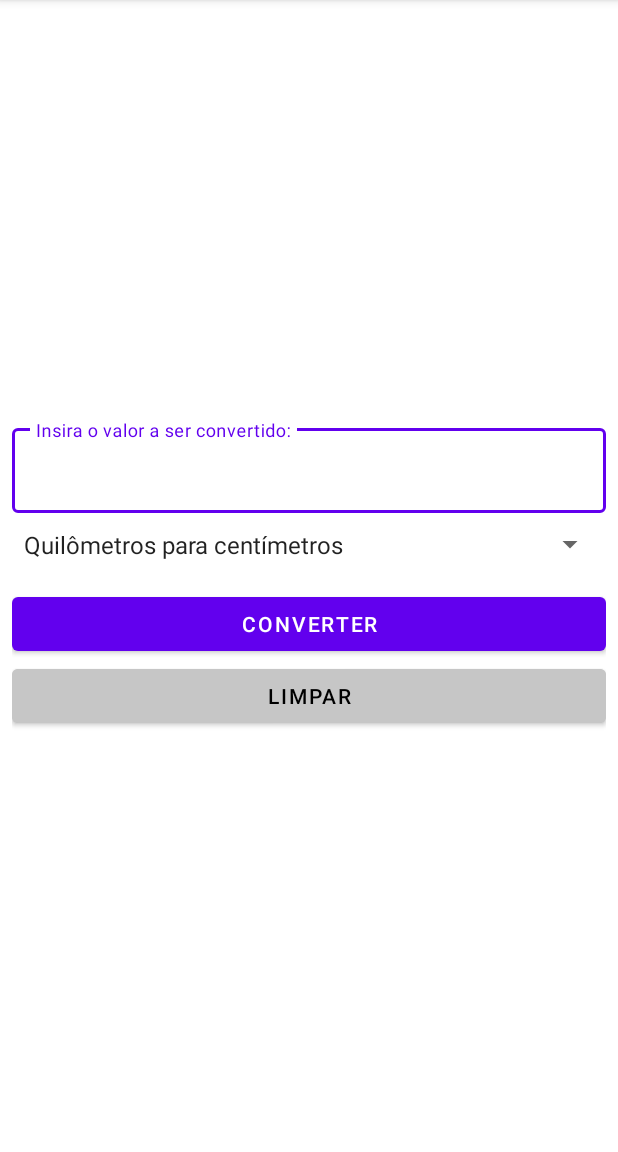
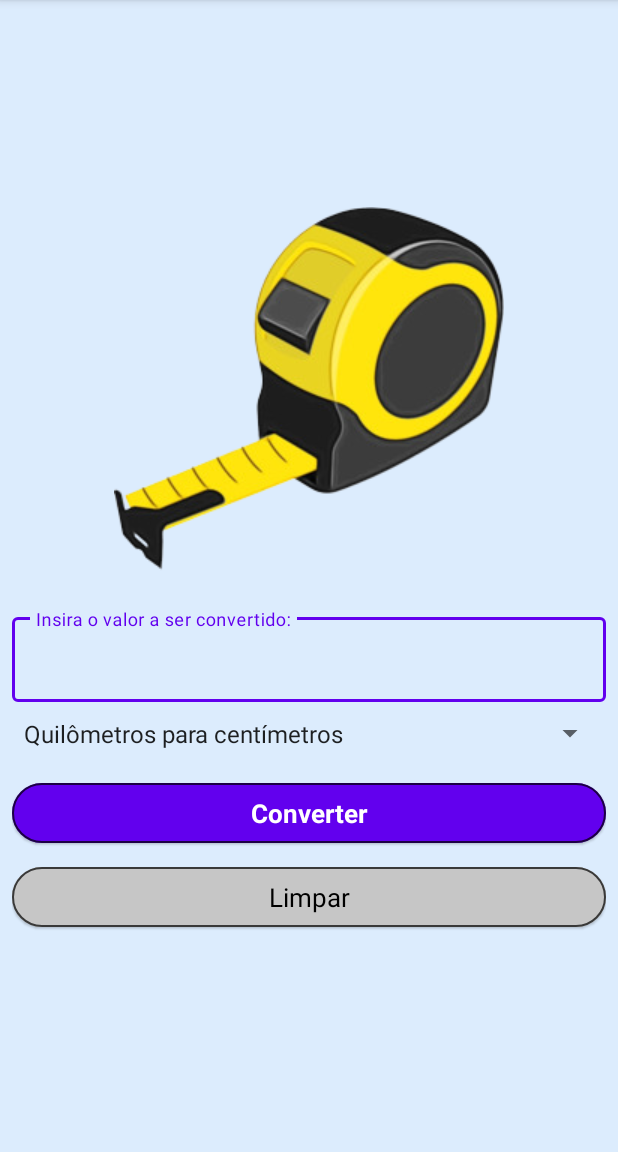
Before and after one commit to zNyller/App-ConversorDeMedidas, an Android app: the screen it shows after launch (MainActivity), on a phone screen of 412 x 824 dp, the part 84-1236 px from its top. Run offline under Robolectric (Android 15) with nearby library versions, the phone set to English and light mode, and no system bars.

Commit message:
Versão final do projeto.

```diff
--- a/app/src/main/res/layout/activity_main.xml
+++ b/app/src/main/res/layout/activity_main.xml
@@ -1,21 +1,38 @@
 <?xml version="1.0" encoding="utf-8"?>
-<LinearLayout xmlns:android="http://schemas.android.com/apk/res/android"
+<androidx.constraintlayout.widget.ConstraintLayout xmlns:android="http://schemas.android.com/apk/res/android"
     xmlns:app="http://schemas.android.com/apk/res-auto"
     xmlns:tools="http://schemas.android.com/tools"
     android:layout_width="match_parent"
     android:layout_height="match_parent"
-    android:gravity="center"
-    android:orientation="vertical"
+    android:background="@color/teal_100"
     android:padding="8dp"
     tools:context=".MainActivity">
 
+    <ImageView
+        android:id="@+id/imgTape"
+        android:layout_width="wrap_content"
+        android:layout_height="wrap_content"
+        android:layout_marginBottom="8dp"
+        android:contentDescription="@string/tape_measure"
+        app:layout_constraintBottom_toTopOf="@+id/textInputLayout"
+        app:layout_constraintEnd_toEndOf="parent"
+        app:layout_constraintStart_toStartOf="parent"
+        app:layout_constraintTop_toTopOf="parent"
+        app:layout_constraintVertical_chainStyle="packed"
+        app:srcCompat="@drawable/tape_measure" />
+
     <com.google.android.material.textfield.TextInputLayout
+        android:id="@+id/textInputLayout"
         style="@style/Widget.MaterialComponents.TextInputLayout.OutlinedBox"
         android:layout_width="match_parent"
         android:layout_height="wrap_content"
         android:hint="@string/insira_valor"
         app:boxStrokeColor="@color/purple_500"
-        app:boxStrokeWidth="2dp">
+        app:boxStrokeWidth="2dp"
+        app:layout_constraintBottom_toTopOf="@+id/spConversions"
+        app:layout_constraintEnd_toEndOf="parent"
+        app:layout_constraintStart_toStartOf="parent"
+        app:layout_constraintTop_toBottomOf="@+id/imgTape">
 
         <com.google.android.material.textfield.TextInputEditText
             android:id="@+id/editValue"
@@ -28,21 +45,47 @@
     <Spinner
         android:id="@+id/spConversions"
         android:layout_width="match_parent"
-        android:layout_height="wrap_content" />
+        android:layout_height="wrap_content"
+        android:layout_marginBottom="8dp"
+        app:layout_constraintBottom_toTopOf="@+id/btnConvert"
+        app:layout_constraintEnd_toEndOf="parent"
+        app:layout_constraintStart_toStartOf="parent"
+        app:layout_constraintTop_toBottomOf="@+id/textInputLayout" />
 
-    <Button
+    <com.google.android.material.button.MaterialButton
         android:id="@+id/btnConvert"
+        style="@style/Widget.Material3.Button.ElevatedButton"
+        android:layout_width="0dp"
+        android:layout_height="wrap_content"
+        android:layout_marginBottom="8dp"
+        android:text="@string/converter"
+        android:textColor="@color/white"
+        android:textSize="17sp"
+        android:textStyle="bold"
+        app:backgroundTint="@color/purple_500"
+        app:layout_constraintBottom_toTopOf="@+id/btnClean"
+        app:layout_constraintEnd_toEndOf="parent"
+        app:layout_constraintStart_toStartOf="parent"
+        app:layout_constraintTop_toBottomOf="@+id/spConversions"
+        app:strokeColor="@color/l_black"
+        app:strokeWidth="1dp" />
+
+    <com.google.android.material.button.MaterialButton
+        android:id="@+id/btnClean"
+        style="@style/Widget.Material3.Button.ElevatedButton"
         android:layout_width="match_parent"
         android:layout_height="wrap_content"
-        android:layout_marginTop="8dp"
-        android:text="@string/converter" />
+        android:layout_marginBottom="8dp"
+        android:backgroundTint="@color/light_gray"
+        android:elevation="4dp"
+        android:text="@string/limpar"
+        android:textColor="@color/black"
+        android:textSize="17sp"
+        app:layout_constraintBottom_toBottomOf="parent"
+        app:layout_constraintEnd_toEndOf="parent"
+        app:layout_constraintStart_toStartOf="parent"
+        app:layout_constraintTop_toBottomOf="@+id/btnConvert"
+        app:strokeColor="@color/l_black"
+        app:strokeWidth="1dp" />
 
-    <Button
-        android:id="@+id/btnClean"
-        android:layout_width="match_parent"
-        android:layout_height="wrap_content"
-        android:backgroundTint="@color/light_gray"
-        android:text="@string/limpar"
-        android:textColor="@color/black" />
-
-</LinearLayout>
+</androidx.constraintlayout.widget.ConstraintLayout>
--- a/app/src/main/res/values/colors.xml
+++ b/app/src/main/res/values/colors.xml
@@ -4,8 +4,10 @@
     <color name="purple_500">#FF6200EE</color>
     <color name="purple_700">#FF3700B3</color>
     <color name="teal_200">#FF03DAC5</color>
+    <color name="teal_100">#A3C8E2FC</color>
     <color name="teal_700">#FF018786</color>
     <color name="black">#FF000000</color>
+    <color name="l_black">#B5000000</color>
     <color name="white">#FFFFFFFF</color>
     <color name="light_gray">#c6c6c6</color>
 </resources>
--- a/app/src/main/res/values/strings.xml
+++ b/app/src/main/res/values/strings.xml
@@ -5,4 +5,5 @@
     <string name="limpar">Limpar</string>
     <string name="metros">Metros</string>
     <string name="voltar">Voltar</string>
+    <string name="tape_measure">Tape Measure</string>
 </resources>
```
Also changed, not shown: app/src/main/res/drawable/tape_measure.png (added).
